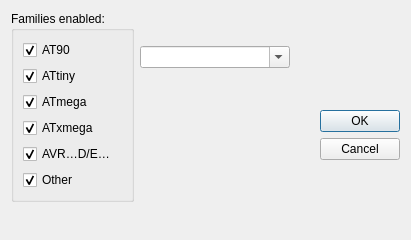
Qt form src/python/device.ui (avrdudes/avrdude) before a commit.
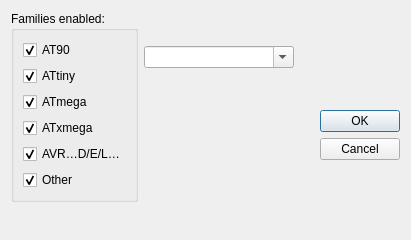
The same form after that commit.

Commit message:
Add the AVR-LA series to "AVR…D/E/L…" in GUI device selection
The GUI device selection dialog roughly classifies individual
AVRs, to allow restricting the selection box.  For the new
AVR-LA devices, it makes sense to group them to the AVR-D* and
AVR-E* devices, instead of falling back to "Other".

Patch:
```diff
--- a/src/python/device.ui
+++ b/src/python/device.ui
@@ -127,7 +127,7 @@
       <item>
        <widget class="QCheckBox" name="avr_de">
         <property name="text">
-         <string>AVR…D/E…</string>
+         <string>AVR…D/E/L…</string>
         </property>
         <property name="checked">
          <bool>true</bool>
```
The commit also changes 1 other file.
